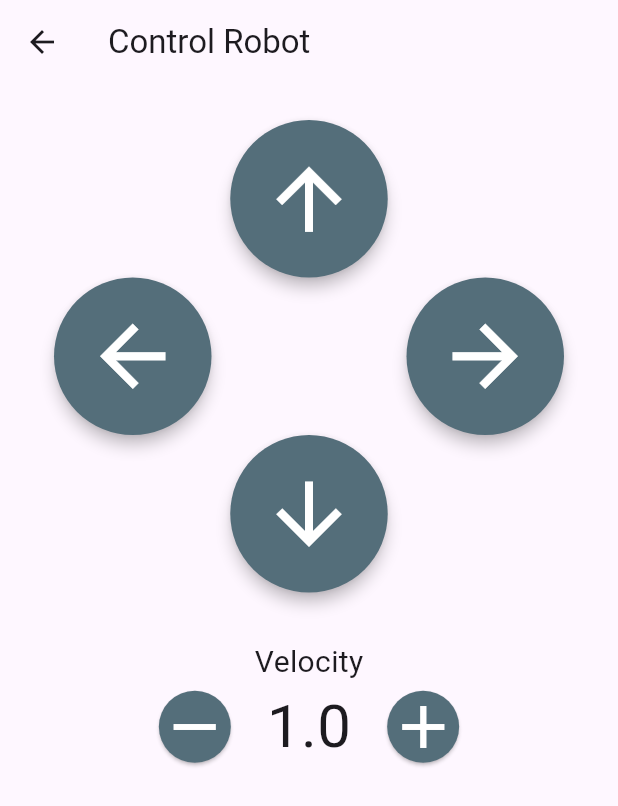
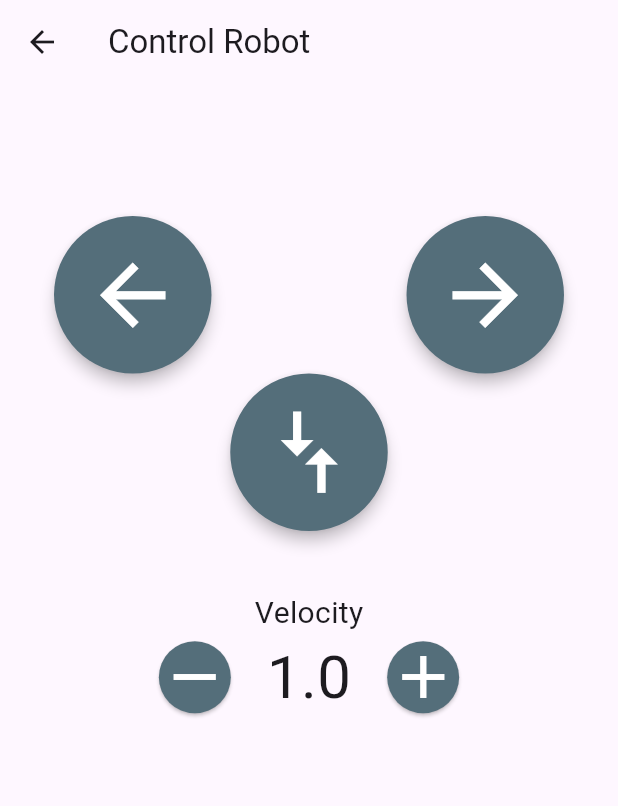
Before and after one commit to XavierGomez95/RemoteControl, a Flutter app: the ControlScreen screen opened directly, after a tap on the "add" icon, on a phone screen of 412 x 824 dp. Shown: the top 806 px of the screen. Run offline on Flutter 3.47's test engine with Material 3 defaults, Android fonts, the phone set to English and light mode, and no system bars; our stand-ins replace flutter_blue.

Commit message:
Directional buttons changed

```diff
--- a/lib/screens/control_screen.dart
+++ b/lib/screens/control_screen.dart
@@ -21,9 +21,18 @@ class ControlScreen extends StatelessWidget {
   }
 
   void _sendMessageToRaspberry(String message) async {
-    Socket socket = await Socket.connect('192.168.1.126', 8000);
-    socket.write(message);
-    socket.close();
+    try {
+      Socket socket = await Socket.connect('192.168.1.126', 8000);
+      socket.write(message);
+      socket.close();
+    } catch (e) {
+      print(e);
+
+      SnackBar(
+          content: Text('Error connecting to the server: $e'),
+      );
+
+    }
   }
 
   @override
@@ -38,12 +47,15 @@ class ControlScreen extends StatelessWidget {
           child: Column(
             mainAxisAlignment: MainAxisAlignment.center,
             children: [
+              SizedBox(
+                  height: 64,
+              ),
               DirectionControl(
                 onDirectionSelected: _handleDirectionSelected,
                 buttonSize: 130, // Tamaño personalizado para los botones
               ),
               SizedBox(
-                  height: 16
+                  height: 24
               ), // Espacio entre los controles
               VelocityControl(
                 onSpeedSelected: _handleSpeedSelected,
--- a/lib/widgets/direction_control.dart
+++ b/lib/widgets/direction_control.dart
@@ -29,12 +29,7 @@ class DirectionControl extends StatelessWidget {
         mainAxisSize: MainAxisSize.min,
         children: [
           // Botón de arriba
-          DirectionButton(
-            icon: Icons.arrow_upward,
-            onPressed: () => onDirectionSelected('up'),
-            size: buttonSize,
-            style: buttonStyle,
-          ),
+
           // Fila del medio con botones izquierdo y derecho
           Row(
             mainAxisAlignment: MainAxisAlignment.center,
@@ -55,11 +50,14 @@ class DirectionControl extends StatelessWidget {
             ],
           ),
           // Botón de abajo
-          DirectionButton(
-            icon: Icons.arrow_downward,
-            onPressed: () => onDirectionSelected('down'),
-            size: buttonSize,
-            style: buttonStyle,
+        Transform.rotate(
+            angle: -1.5708, // Radianes equivalentes a 90 grados en sentido antihorario
+            child: DirectionButton(
+              icon: Icons.compare_arrows,
+              onPressed: () => onDirectionSelected('down'),
+              size: buttonSize,
+              style: buttonStyle,
+            ),
           ),
         ],
       ),
```
